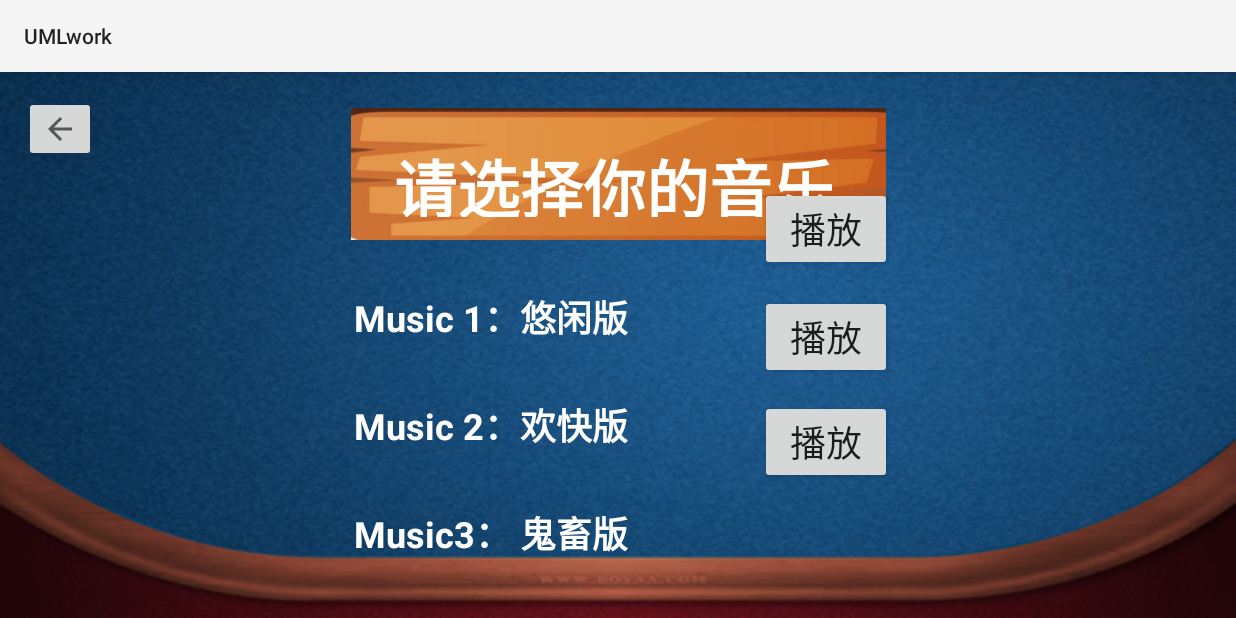
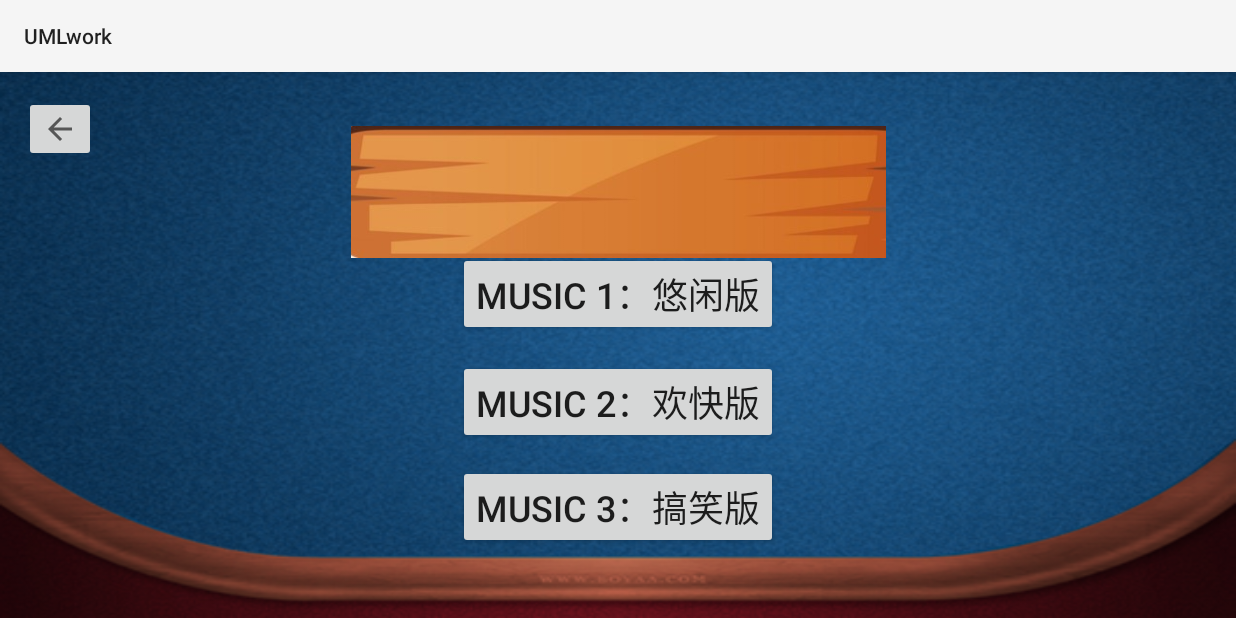
Before and after one commit to AhaLims/UML-work, an Android app: the bgmActivity screen opened directly, with no data from a screen before it, on a phone screen of 824 x 412 dp (held sideways). Run offline under Robolectric (Android 15) with nearby library versions, the phone set to English and light mode, and no system bars.

Commit message:
音效设置已经完全做好了，但是由于功能简单，都是onclick就直接播放，用不到mvp模模式

```diff
--- a/UMLwork/app/build.gradle
+++ b/UMLwork/app/build.gradle
@@ -26,4 +26,5 @@ dependencies {
     androidTestImplementation 'com.android.support.test:runner:1.0.2'
     androidTestImplementation 'com.android.support.test.espresso:espresso-core:3.0.2'
     implementation 'com.android.support:support-v4:28.0.0'
+    implementation 'com.android.support:recyclerview-v7:28.0.0'
 }
--- a/UMLwork/app/src/main/java/cdd/bgm/contract/bgmContract.java
+++ b/UMLwork/app/src/main/java/cdd/bgm/contract/bgmContract.java
@@ -1,10 +1,14 @@
 package cdd.bgm.contract;
+
+import android.view.View;
 
 public interface bgmContract {
     interface Model {
+
     }
 
     interface View {
+
     }
 
     interface Presenter {
--- a/UMLwork/app/src/main/res/layout/activity_bgm.xml
+++ b/UMLwork/app/src/main/res/layout/activity_bgm.xml
@@ -2,21 +2,46 @@
 <android.support.constraint.ConstraintLayout xmlns:android="http://schemas.android.com/apk/res/android"
     xmlns:app="http://schemas.android.com/apk/res-auto"
     xmlns:tools="http://schemas.android.com/tools"
+    android:id="@+id/ConstraintLayoutt"
     android:layout_width="match_parent"
     android:layout_height="match_parent"
     android:background="@mipmap/game_bg"
-    android:id="@+id/RelativeLayout"
+    android:orientation="horizontal"
     tools:context="cdd.bgm.view.bgmActivity">
+
+    <LinearLayout
+        android:id="@+id/linearLayout2"
+        android:layout_width="wrap_content"
+        android:layout_height="wrap_content"
+        android:layout_marginStart="16dp"
+        android:layout_marginTop="16dp"
+        android:orientation="horizontal"
+        app:layout_constraintStart_toStartOf="parent"
+        app:layout_constraintTop_toTopOf="parent">
 
         <ImageButton
             android:id="@+id/returnButton"
             android:layout_width="wrap_content"
             android:layout_height="wrap_content"
-        android:layout_marginStart="16dp"
-        android:layout_marginTop="16dp"
+            android:layout_marginBottom="16dp"
             app:layout_constraintStart_toStartOf="parent"
             app:layout_constraintTop_toTopOf="parent"
             app:srcCompat="?attr/actionModeCloseDrawable" />
+    </LinearLayout>
+
+
+    <LinearLayout
+        android:id="@+id/linearLayout"
+        android:layout_width="wrap_content"
+        android:layout_height="wrap_content"
+
+        android:layout_marginBottom="8dp"
+        android:orientation="vertical"
+        app:layout_constraintBottom_toBottomOf="parent"
+        app:layout_constraintEnd_toEndOf="parent"
+        app:layout_constraintStart_toStartOf="parent"
+        app:layout_constraintTop_toTopOf="parent"
+        app:layout_constraintVertical_bias="0.823">
 
         <Button
             android:id="@+id/startButton1"
@@ -24,7 +49,7 @@
             android:layout_height="wrap_content"
             android:layout_marginBottom="16dp"
             android:onClick="playMusic1"
-        android:text="播放"
+            android:text="Music 1：悠闲版"
             android:textSize="24sp"
             app:layout_constraintBottom_toTopOf="@+id/startButton2"
             app:layout_constraintStart_toStartOf="@+id/startButton2" />
@@ -35,59 +60,36 @@
             android:layout_height="wrap_content"
             android:layout_marginBottom="14dp"
             android:onClick="playMusic2"
-        android:text="播放"
+            android:text="Music 2：欢快版"
             android:textSize="24sp"
             app:layout_constraintBottom_toTopOf="@+id/startButton3"
             app:layout_constraintStart_toStartOf="@+id/startButton3" />
-
-    <TextView
-        android:id="@+id/bgmTextView1"
-        android:layout_width="wrap_content"
-        android:layout_height="wrap_content"
-        android:layout_marginTop="33dp"
-        android:text="Music 1：悠闲版"
-        android:textColor="@android:color/white"
-        android:textSize="24sp"
-        android:textStyle="bold"
-        app:layout_constraintStart_toStartOf="@+id/bgmTextView2"
-        app:layout_constraintTop_toBottomOf="@+id/imageView7" />
-
-    <TextView
-        android:id="@+id/bgmTextView2"
-        android:layout_width="wrap_content"
-        android:layout_height="wrap_content"
-        android:layout_marginTop="36dp"
-        android:text="Music 2：欢快版"
-        android:textColor="@android:color/white"
-        android:textSize="24sp"
-        android:textStyle="bold"
-        app:layout_constraintStart_toStartOf="@+id/bgmTextView3"
-        app:layout_constraintTop_toBottomOf="@+id/bgmTextView1" />
-
-    <TextView
-        android:id="@+id/bgmTextView3"
-        android:layout_width="wrap_content"
-        android:layout_height="wrap_content"
-        android:layout_marginStart="236dp"
-        android:layout_marginTop="36dp"
-        android:text="Music3： 鬼畜版"
-        android:textColor="@android:color/white"
-        android:textSize="24sp"
-        android:textStyle="bold"
-        app:layout_constraintStart_toStartOf="parent"
-        app:layout_constraintTop_toBottomOf="@+id/bgmTextView2" />
 
         <Button
             android:id="@+id/startButton3"
             android:layout_width="wrap_content"
             android:layout_height="wrap_content"
-        android:layout_marginEnd="229dp"
-        android:layout_marginBottom="89dp"
+            android:layout_marginBottom="12dp"
             android:onClick="playMusic3"
-        android:text="播放"
+            android:text="Music 3：搞笑版"
             android:textSize="24sp"
             app:layout_constraintBottom_toBottomOf="parent"
             app:layout_constraintEnd_toEndOf="parent" />
+    </LinearLayout>
+
+
+    <LinearLayout
+        android:id="@+id/linearLayout3"
+        android:layout_width="wrap_content"
+        android:layout_height="wrap_content"
+        android:layout_marginTop="16dp"
+        android:orientation="horizontal"
+        app:layout_constraintBottom_toTopOf="@+id/linearLayout"
+        app:layout_constraintEnd_toEndOf="parent"
+        app:layout_constraintHorizontal_bias="0.5"
+        app:layout_constraintStart_toEndOf="@+id/linearLayout2"
+        app:layout_constraintStart_toStartOf="parent"
+        app:layout_constraintTop_toTopOf="parent">
 
         <ImageView
             android:id="@+id/imageView7"
@@ -98,20 +100,31 @@
             app:layout_constraintStart_toStartOf="parent"
             app:layout_constraintTop_toTopOf="parent"
             app:srcCompat="@drawable/plank" />
+    </LinearLayout>
+
+    <LinearLayout
+        android:layout_width="wrap_content"
+        android:layout_height="wrap_content"
+        android:layout_marginTop="60dp"
+        android:orientation="horizontal"
+        app:layout_constraintBottom_toTopOf="@+id/linearLayout3"
+        app:layout_constraintEnd_toEndOf="parent"
+        app:layout_constraintStart_toStartOf="parent"
+        app:layout_constraintTop_toBottomOf="@+id/linearLayout3"
+        app:layout_constraintVertical_bias="0.533">
 
         <TextView
             android:id="@+id/textView"
             android:layout_width="315dp"
             android:layout_height="52dp"
+            android:layout_marginBottom="16dp"
             android:text="请选择你的音乐"
             android:textColor="@android:color/white"
             android:textSize="42sp"
             android:textStyle="bold"
-        app:layout_constraintBottom_toBottomOf="@+id/imageView7"
             app:layout_constraintEnd_toEndOf="parent"
-        app:layout_constraintHorizontal_bias="0.517"
             app:layout_constraintStart_toStartOf="parent"
-        app:layout_constraintTop_toTopOf="@+id/imageView7"
-        app:layout_constraintVertical_bias="0.583" />
+            app:layout_constraintTop_toTopOf="parent" />
+    </LinearLayout>
 
 </android.support.constraint.ConstraintLayout>
```
Also changed, not shown: UMLwork/app/src/main/java/cdd/bgm/view/bgmActivity.java (+45 -34 lines), 6 other files. Lines whose indentation alone changed are shown as unchanged.
